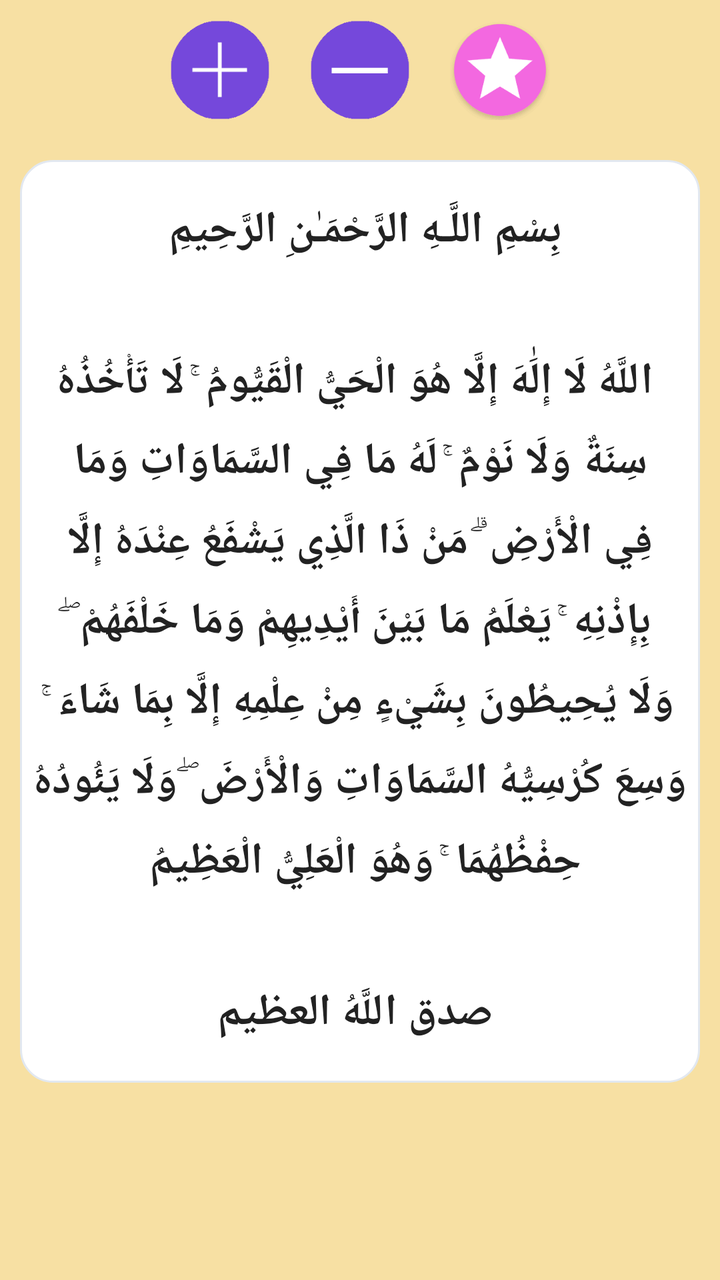
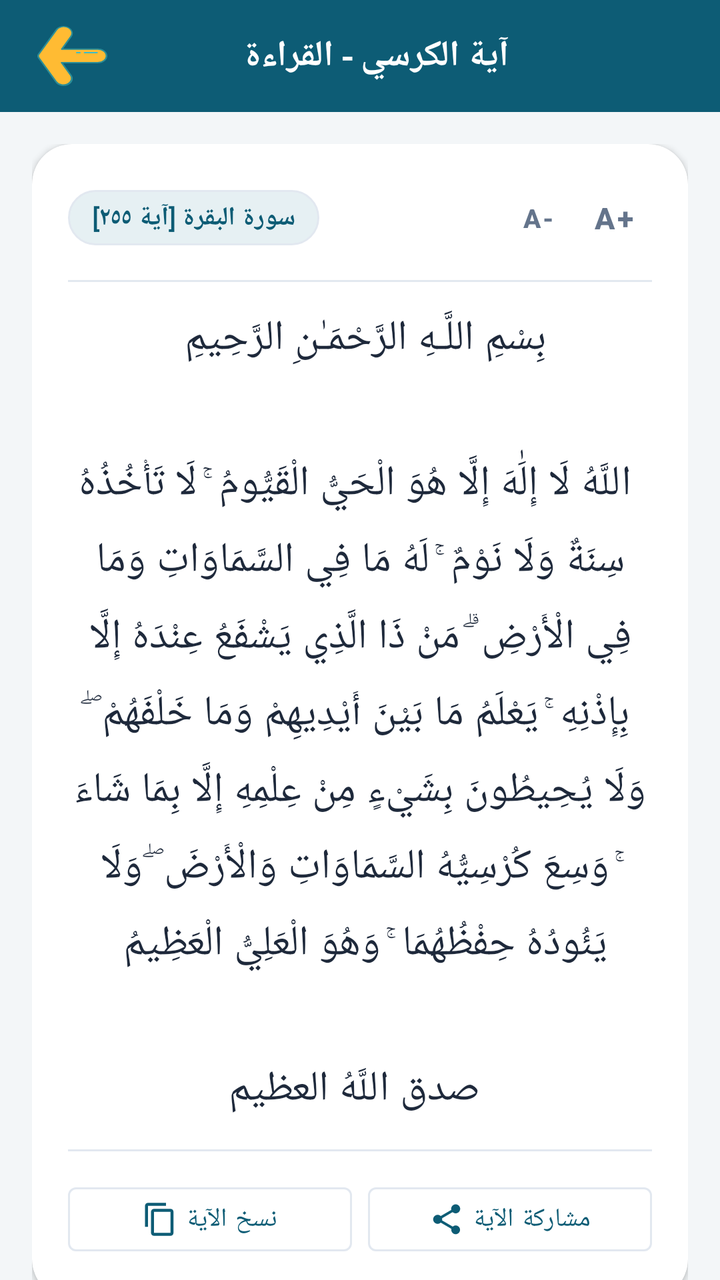

Screens rendered from an Android XML layout before and after an edit, with the pre-edit source and the edit as a unified diff.
<!-- AndroidManifest.xml: application theme AppTheme -->
<!-- res/layout/activity_ayakortext.xml -->
<?xml version="1.0" encoding="utf-8"?>
<LinearLayout xmlns:android="http://schemas.android.com/apk/res/android"
    xmlns:app="http://schemas.android.com/apk/res-auto"
    xmlns:tools="http://schemas.android.com/tools"
    android:layout_width="match_parent"
    android:orientation="vertical"
    android:background="#f7e0a3"
    android:layout_height="match_parent"
    tools:context=".ayakor.ayakortext">

    <LinearLayout
        android:layout_width="match_parent"
        android:layout_height="wrap_content">
        <LinearLayout
            android:layout_width="match_parent"
            android:layout_height="wrap_content"
            android:orientation="horizontal"
            android:layout_margin="10dp"
            android:gravity="center">

            <Button
                android:id="@+id/btn_up"
                android:layout_width="50dp"
                android:layout_height="50dp"
                android:layout_marginRight="10dp"
                android:layout_marginLeft="10dp"
                android:background="@drawable/ic_up" />

            <Button
                android:id="@+id/btn_down"
                android:layout_width="50dp"
                android:layout_height="50dp"
                android:layout_marginRight="10dp"
                android:layout_marginLeft="10dp"
                android:background="@drawable/ic_down" />


            <Button
                android:id="@+id/btn_star"
                android:layout_width="50dp"
                android:layout_height="50dp"
                android:layout_marginRight="10dp"
                android:layout_marginLeft="10dp"
                android:background="@drawable/ic_rate" />

        </LinearLayout>

    </LinearLayout>

    <ScrollView
        android:layout_width="match_parent"
        android:layout_height="match_parent">

        <LinearLayout
            android:layout_width="match_parent"
            android:background="@drawable/des00sql"
            android:layout_margin="10dp"
            android:layout_height="match_parent"
            android:orientation="vertical" >

            <TextView
                android:id="@+id/ayakortxt"
                android:text="@string/ayakortxt"
                android:gravity="center"
                android:textSize="22sp"
                android:shadowDx="2"
                android:shadowDy="2"
                android:layout_marginTop="20dp"
                android:layout_marginBottom="20dp"
                android:layout_marginLeft="5dp"
                android:layout_marginRight="5dp"
                android:shadowColor="#011925"
                android:textColor="#222222"
                android:textStyle="bold"
                android:lineSpacingExtra="10dp"
                android:layout_width="match_parent"
                android:layout_height="match_parent" />
        </LinearLayout>
    </ScrollView>
</LinearLayout>
<!-- resources referenced by this layout -->
<resources>
  <!-- drawable des00sql (drawable) -->
  <?xml version="1.0" encoding="utf-8"?>
  <shape xmlns:android="http://schemas.android.com/apk/res/android">
      <solid android:color="@color/card_bg" />
      <corners android:radius="16dp" />
      <stroke
          android:color="@color/card_stroke"
          android:width="1dp" />
  </shape>
  <!-- drawable ic_down: png bitmap (drawable, 876 bytes) -->
  <!-- drawable ic_rate: png bitmap (drawable, 2281 bytes) -->
  <!-- drawable ic_up: png bitmap (drawable, 911 bytes) -->
  <color name="card_bg">#FFFFFF</color>
  <color name="card_stroke">#E2E8F0</color>
  <color name="colorPrimary">#0D5C75</color>
  <color name="colorPrimaryDark">#083E50</color>
  <color name="colorAccent">#D4AF37</color>
  <color name="bg_main">#F3F6F8</color>
  <color name="text_primary">#1E293B</color>
  <color name="text_secondary">#64748B</color>
  <!-- unchanged entries left out for length: 2 -->
</resources>

<!-- the commit's change to res/layout/activity_ayakortext.xml (unified diff, before → after) -->
@@ -3,78 +3,214 @@
     xmlns:app="http://schemas.android.com/apk/res-auto"
     xmlns:tools="http://schemas.android.com/tools"
     android:layout_width="match_parent"
+    android:layout_height="match_parent"
+    android:background="@color/bg_main"
     android:orientation="vertical"
-    android:background="#f7e0a3"
-    android:layout_height="match_parent"
-    tools:context=".ayakor.ayakortext">
-
-    <LinearLayout
+    tools:context=".ayakor.AyaKorText">
+
+    
+    <com.google.android.material.appbar.AppBarLayout
         android:layout_width="match_parent"
-        android:layout_height="wrap_content">
+        android:layout_height="wrap_content"
+        android:background="@color/colorPrimary">
+
+        <androidx.appcompat.widget.Toolbar
+            android:id="@+id/toolbar"
+            android:layout_width="match_parent"
+            android:layout_height="?attr/actionBarSize"
+            android:background="@color/colorPrimary"
+            app:popupTheme="@style/AppTheme.PopupOverlay">
+
+            <RelativeLayout
+                android:layout_width="match_parent"
+                android:layout_height="wrap_content"
+                android:paddingEnd="16dp">
+
+                <androidx.appcompat.widget.AppCompatImageButton
+                    android:id="@+id/back_button"
+                    android:layout_width="40dp"
+                    android:layout_height="40dp"
+                    android:layout_alignParentStart="true"
+                    android:layout_centerVertical="true"
+                    android:background="?attr/selectableItemBackgroundBorderless"
+                    android:src="@drawable/ic_back_button" />
+
+                <TextView
+                    android:id="@+id/toolbar_title"
+                    android:layout_width="wrap_content"
+                    android:layout_height="wrap_content"
+                    android:layout_centerInParent="true"
+                    android:fontFamily="@font/flat5"
+                    android:text="آية الكرسي - القراءة"
+                    android:textColor="@color/text_white"
+                    android:textSize="18sp"
+                    android:textStyle="bold" />
+            </RelativeLayout>
+        </androidx.appcompat.widget.Toolbar>
+    </com.google.android.material.appbar.AppBarLayout>
+
+    <ScrollView
+        android:layout_width="match_parent"
+        android:layout_height="0dp"
+        android:layout_weight="1"
+        android:fillViewport="true"
+        android:scrollbars="none">
+
         <LinearLayout
             android:layout_width="match_parent"
             android:layout_height="wrap_content"
-            android:orientation="horizontal"
-            android:layout_margin="10dp"
-            android:gravity="center">
-
-            <Button
-                android:id="@+id/btn_up"
-                android:layout_width="50dp"
-                android:layout_height="50dp"
-                android:layout_marginRight="10dp"
-                android:layout_marginLeft="10dp"
-                android:background="@drawable/ic_up" />
-
-            <Button
-                android:id="@+id/btn_down"
-                android:layout_width="50dp"
-                android:layout_height="50dp"
-                android:layout_marginRight="10dp"
-                android:layout_marginLeft="10dp"
-                android:background="@drawable/ic_down" />
-
-
-            <Button
-                android:id="@+id/btn_star"
-                android:layout_width="50dp"
-                android:layout_height="50dp"
-                android:layout_marginRight="10dp"
-                android:layout_marginLeft="10dp"
-                android:background="@drawable/ic_rate" />
-
-        </LinearLayout>
-
-    </LinearLayout>
-
-    <ScrollView
-        android:layout_width="match_parent"
-        android:layout_height="match_parent">
-
-        <LinearLayout
-            android:layout_width="match_parent"
-            android:background="@drawable/des00sql"
-            android:layout_margin="10dp"
-            android:layout_height="match_parent"
-            android:orientation="vertical" >
-
-            <TextView
-                android:id="@+id/ayakortxt"
-                android:text="@string/ayakortxt"
-                android:gravity="center"
-                android:textSize="22sp"
-                android:shadowDx="2"
-                android:shadowDy="2"
-                android:layout_marginTop="20dp"
-                android:layout_marginBottom="20dp"
-                android:layout_marginLeft="5dp"
-                android:layout_marginRight="5dp"
-                android:shadowColor="#011925"
-                android:textColor="#222222"
-                android:textStyle="bold"
-                android:lineSpacingExtra="10dp"
+            android:orientation="vertical"
+            android:padding="16dp">
+
+            
+            <androidx.cardview.widget.CardView
                 android:layout_width="match_parent"
-                android:layout_height="match_parent" />
+                android:layout_height="wrap_content"
+                android:layout_marginBottom="16dp"
+                app:cardBackgroundColor="@color/card_bg"
+                app:cardCornerRadius="20dp"
+                app:cardElevation="2dp">
+
+                <LinearLayout
+                    android:layout_width="match_parent"
+                    android:layout_height="wrap_content"
+                    android:orientation="vertical"
+                    android:padding="18dp">
+
+                    
+                    <RelativeLayout
+                        android:layout_width="match_parent"
+                        android:layout_height="wrap_content"
+                        android:layout_marginBottom="12dp">
+
+                        <TextView
+                            android:layout_width="wrap_content"
+                            android:layout_height="wrap_content"
+                            android:layout_alignParentStart="true"
+                            android:layout_centerVertical="true"
+                            android:background="@drawable/bg_badge_primary"
+                            android:fontFamily="@font/cairo_bold"
+                            android:paddingHorizontal="12dp"
+                            android:paddingVertical="5dp"
+                            android:text="سورة البقرة [آية ٢٥٥]"
+                            android:textColor="@color/colorPrimary"
+                            android:textSize="13sp"
+                            android:textStyle="bold" />
+
+                        <LinearLayout
+                            android:layout_width="wrap_content"
+                            android:layout_height="wrap_content"
+                            android:layout_alignParentEnd="true"
+                            android:layout_centerVertical="true"
+                            android:gravity="center_vertical"
+                            android:orientation="horizontal">
+
+                            <com.google.android.material.button.MaterialButton
+                                android:id="@+id/btn_font_minus"
+                                style="@style/Widget.MaterialComponents.Button.TextButton"
+                                android:layout_width="38dp"
+                                android:layout_height="38dp"
+                                android:minWidth="0dp"
+                                android:padding="0dp"
+                                android:text="A-"
+                                android:textColor="@color/text_secondary"
+                                android:textSize="13sp"
+                                android:textStyle="bold" />
+
+                            <com.google.android.material.button.MaterialButton
+                                android:id="@+id/btn_font_plus"
+                                style="@style/Widget.MaterialComponents.Button.TextButton"
+                                android:layout_width="38dp"
+                                android:layout_height="38dp"
+                                android:minWidth="0dp"
+                                android:padding="0dp"
+                                android:text="A+"
+                                android:textColor="@color/text_secondary"
+                                android:textSize="15sp"
+                                android:textStyle="bold" />
+                        </LinearLayout>
+                    </RelativeLayout>
+
+                    <View
+                        android:layout_width="match_parent"
+                        android:layout_height="1dp"
+                        android:layout_marginBottom="14dp"
+                        android:background="@color/divider_color" />
+
+                    
+                    <TextView
+                        android:id="@+id/tv_ayakor_text"
+                        android:layout_width="match_parent"
+                        android:layout_height="wrap_content"
+                        android:layout_marginBottom="16dp"
+                        android:fontFamily="@font/quran_font"
+                        android:gravity="center"
+                        android:lineSpacingExtra="10dp"
+                        android:text="@string/ayakortxt"
+                        android:textIsSelectable="true"
+                        android:textColor="@color/text_primary"
+                        android:textSize="21sp" />
+
+                    <View
+                        android:layout_width="match_parent"
+                        android:layout_height="1dp"
+                        android:layout_marginBottom="12dp"
+                        android:background="@color/divider_color" />
+
+                    
+                    <LinearLayout
+                        android:layout_width="match_parent"
+                        android:layout_height="wrap_content"
+                        android:gravity="center"
+                        android:orientation="horizontal">
+
+                        <com.google.android.material.button.MaterialButton
+                            android:id="@+id/btn_copy"
+                            style="@style/Widget.MaterialComponents.Button.OutlinedButton"
+                            android:layout_width="0dp"
+                            android:layout_height="44dp"
+                            android:layout_marginEnd="8dp"
+                            android:layout_weight="1"
+                            android:fontFamily="@font/flat5"
+                            android:text="نسخ الآية"
+                            android:textColor="@color/colorPrimary"
+                            android:textSize="13sp"
+                            app:icon="@drawable/ic_content_copy"
+                            app:iconGravity="textStart"
+                            app:iconSize="18dp"
+                            app:iconTint="@color/colorPrimary"
+                            app:strokeColor="@color/card_stroke"
+                            app:strokeWidth="1dp" />
+
+                        <com.google.android.material.button.MaterialButton
+                            android:id="@+id/btn_share"
+                            style="@style/Widget.MaterialComponents.Button.OutlinedButton"
+                            android:layout_width="0dp"
+                            android:layout_height="44dp"
+                            android:layout_weight="1"
+                            android:fontFamily="@font/flat5"
+                            android:text="مشاركة الآية"
+                            android:textColor="@color/colorPrimary"
+                            android:textSize="13sp"
+                            app:icon="@drawable/ic_share"
+                            app:iconGravity="textStart"
+                            app:iconSize="18dp"
+                            app:iconTint="@color/colorPrimary"
+                            app:strokeColor="@color/card_stroke"
+                            app:strokeWidth="1dp" />
+                    </LinearLayout>
+
+                </LinearLayout>
+            </androidx.cardview.widget.CardView>
+
         </LinearLayout>
     </ScrollView>
+
+    
+    <FrameLayout
+        android:id="@+id/adsContainer"
+        android:layout_width="match_parent"
+        android:layout_height="wrap_content"
+        android:layout_gravity="bottom" />
+
 </LinearLayout>
<!-- resource entries referenced after the edit -->
@@ -1,25 +1,66 @@
 <!-- resources referenced by this layout -->
 <resources>
-  <!-- drawable des00sql (drawable) -->
-  <?xml version="1.0" encoding="utf-8"?>
-  <shape xmlns:android="http://schemas.android.com/apk/res/android">
-      <solid android:color="@color/card_bg" />
-      <corners android:radius="16dp" />
-      <stroke
-          android:color="@color/card_stroke"
-          android:width="1dp" />
-  </shape>
-  <!-- drawable ic_down: png bitmap (drawable, 876 bytes) -->
-  <!-- drawable ic_rate: png bitmap (drawable, 2281 bytes) -->
-  <!-- drawable ic_up: png bitmap (drawable, 911 bytes) -->
   <color name="card_bg">#FFFFFF</color>
   <color name="card_stroke">#E2E8F0</color>
   <color name="colorPrimary">#0D5C75</color>
+  <color name="divider_color">#E2E8F0</color>
   <color name="colorPrimaryDark">#083E50</color>
   <color name="colorAccent">#D4AF37</color>
   <color name="bg_main">#F3F6F8</color>
   <color name="text_primary">#1E293B</color>
   <color name="text_secondary">#64748B</color>
+  <color name="text_white">#FFFFFF</color>
+  <!-- drawable bg_badge_primary (drawable) -->
+  <?xml version="1.0" encoding="utf-8"?>
+  <shape xmlns:android="http://schemas.android.com/apk/res/android"
+      android:shape="rectangle">
+      <corners android:radius="20dp" />
+      <solid android:color="@color/chip_bg" />
+      <stroke android:width="1dp" android:color="@color/card_stroke" />
+  </shape>
+  <!-- drawable ic_back_button (drawable) -->
+  <vector xmlns:android="http://schemas.android.com/apk/res/android"
+      android:width="35dp"
+      android:height="30dp"
+      android:viewportWidth="168.75"
+      android:viewportHeight="181.67">
+    <path
+        android:pathData="M3.51,85.16a11.35,11.35 0,0 0,0 11.33l42.15,73A20.28,20.28 0,0 0,73.36 177h0a20.28,20.28 0,0 0,7.42 -27.69L58.57,110.79h87.91a20.27,20.27 0,0 0,20.27 -20.27h0a20.27,20.27 0,0 0,-20.27 -20.28H58.92L80.77,32.4A20.27,20.27 0,0 0,73.35 4.71h0a20.26,20.26 0,0 0,-27.68 7.42Z"
+        android:fillColor="#FFBB33"/>
+    <path
+        android:pathData="M57.46,180.9a22.11,22.11 0,0 1,-13.53 -10.37l-42.15,-73a13.38,13.38 0,0 1,0 -13.33h0l42.15,-73A22.3,22.3 0,0 1,74.35 3,22.27 22.27,0 0,1 82.51,33.4L62.39,68.25h84.09a22.27,22.27 0,1 1,0 44.54H62l20.48,35.46a22.28,22.28 0,0 1,-19.26 33.42A22,22 0,0 1,57.46 180.9ZM58.92,72.25a2,2 0,0 1,-1.73 -1,2 2,0 0,1 0,-2L79,31.4A18.27,18.27 0,1 0,47.4 13.13l-42.16,73a9.36,9.36 0,0 0,0 9.33l42.16,73A18.27,18.27 0,0 0,79 150.25L56.83,111.79a2,2 0,0 1,0 -2,2 2,0 0,1 1.74,-1h87.91a18.27,18.27 0,1 0,0 -36.54Z"
+        android:fillColor="#2C8E97"/>
+    <path
+        android:pathData="M113.87,82.88h29.95a2,2 0,0 0,0 -4H113.87a2,2 0,0 0,0 4Z"
+        android:fillColor="#3ABCC9"/>
+    <path
+        android:pathData="M95.12,82.88h7.54a2,2 0,0 0,0 -4H95.12a2,2 0,0 0,0 4Z"
+        android:fillColor="#3ABCC9"/>
+  </vector>
+  <!-- drawable ic_content_copy (drawable) -->
+  <vector xmlns:android="http://schemas.android.com/apk/res/android"
+      android:width="24dp"
+      android:layout_width="24dp"
+      android:height="24dp"
+      android:layout_height="24dp"
+      android:viewportWidth="24"
+      android:viewportHeight="24">
+    <path
+        android:fillColor="#FF000000"
+        android:pathData="M16,1H4c-1.1,0 -2,0.9 -2,2v14h2V3h12V1zm3,4H8c-1.1,0 -2,0.9 -2,2v14c0,1.1 0.9,2 2,2h11c1.1,0 2,-0.9 2,-2V7c0,-1.1 -0.9,-2 -2,-2zm0,16H8V7h11v14z"/>
+  </vector>
+  <!-- drawable ic_share (drawable) -->
+  <vector xmlns:android="http://schemas.android.com/apk/res/android"
+          android:width="24dp"
+          android:height="24dp"
+          android:viewportWidth="24.0"
+          android:viewportHeight="24.0">
+      <path
+          android:fillColor="#FF000000"
+          android:pathData="M18,16.08c-0.76,0 -1.44,0.3 -1.96,0.77L8.91,12.7c0.05,-0.23 0.09,-0.46 0.09,-0.7s-0.04,-0.47 -0.09,-0.7l7.05,-4.11c0.54,0.5 1.25,0.81 2.04,0.81 1.66,0 3,-1.34 3,-3s-1.34,-3 -3,-3 -3,1.34 -3,3c0,0.24 0.04,0.47 0.09,0.7L8.04,9.81C7.5,9.31 6.79,9 6,9c-1.66,0 -3,1.34 -3,3s1.34,3 3,3c0.79,0 1.5,-0.31 2.04,-0.81l7.12,4.16c-0.05,0.21 -0.08,0.43 -0.08,0.65 0,1.61 1.31,2.92 2.92,2.92 1.61,0 2.92,-1.31 2.92,-2.92s-1.31,-2.92 -2.92,-2.92z"/>
+  </vector>
+  <style name="AppTheme.PopupOverlay" parent="ThemeOverlay.MaterialComponents.Light" />
+  <color name="chip_bg">#E6F0F3</color>
   <!-- unchanged entries left out for length: 2 -->
 </resources>
 
